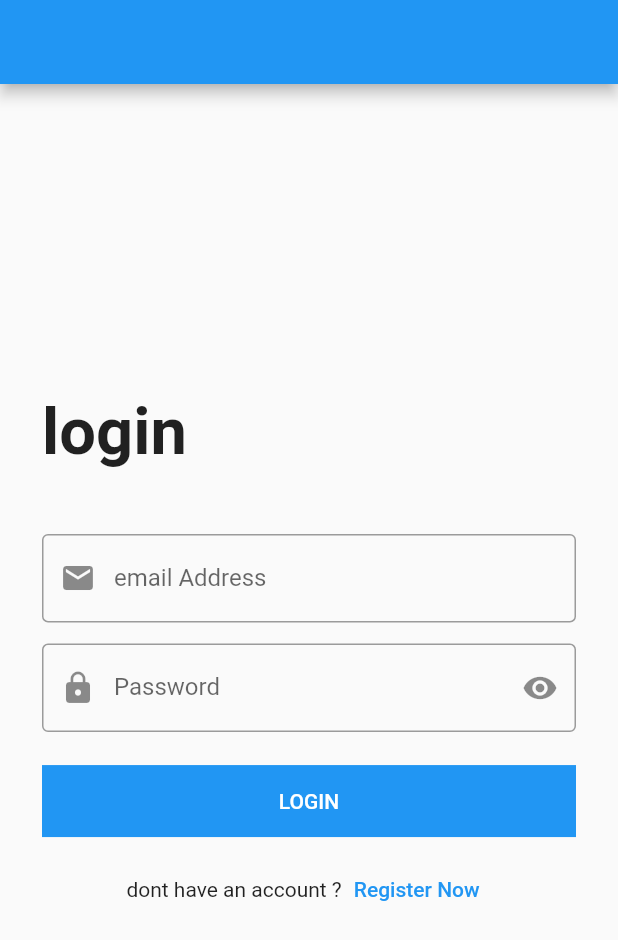
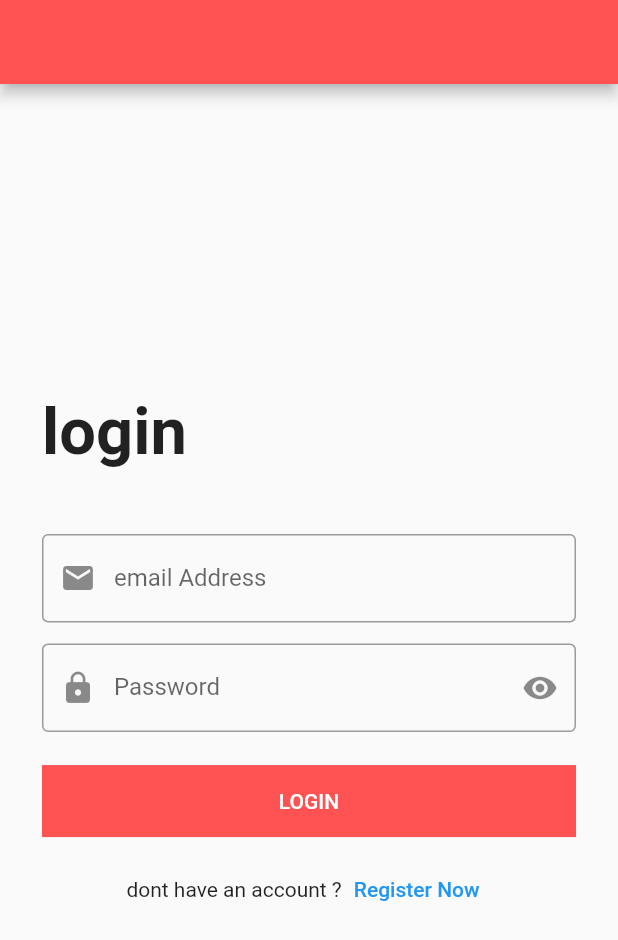
Before and after one commit to medait-3/loginFlutter, a Flutter app: the screen it shows after launch, on a phone screen of 412 x 824 dp. Shown: the top 940 px of the screen. Run offline on Flutter 3.47's test engine with Material 2 defaults, Android fonts, the phone set to English and light mode, and no system bars.

Commit message:
ui login

```diff
--- a/lib/login.dart
+++ b/lib/login.dart
@@ -7,7 +7,9 @@ class Login extends StatelessWidget {
   @override
   Widget build(BuildContext context) {
     return Scaffold(
-      appBar: AppBar(),
+      appBar: AppBar(
+        backgroundColor: Colors.redAccent,
+      ),
       body: Padding(
         padding: const EdgeInsets.all(28.0),
         child: Center(
@@ -67,7 +69,7 @@ class Login extends StatelessWidget {
                 ),
                 Container(
                   width: double.infinity,
-                  color: Colors.blue,
+                  color: Colors.redAccent,
                   child: MaterialButton(
                     onPressed: () {},
                     child: Text(
```
